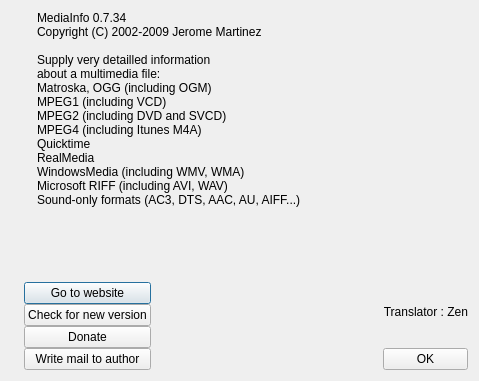
Before: the Qt Designer form Source/GUI/Qt/about.ui in MediaArea/MediaInfo, drawn with Qt 5.
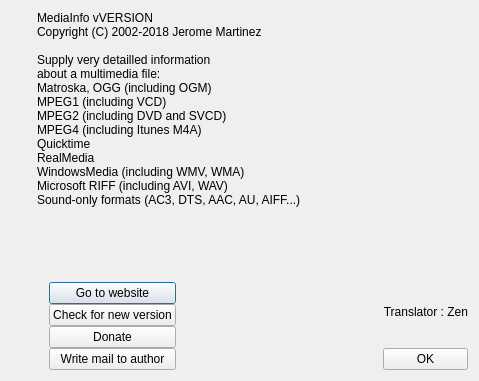
After: the same form once the commit is applied. Icons and pictures are not drawn.

What changed in the file:
```diff
--- a/Source/GUI/Qt/about.ui
+++ b/Source/GUI/Qt/about.ui
@@ -54,8 +54,8 @@
      <item>
       <widget class="QLabel" name="aboutText">
        <property name="text">
-        <string>MediaInfo 0.7.34
-Copyright (C) 2002-2009 Jerome Martinez
+        <string>MediaInfo vVERSION
+Copyright (C) 2002-2018 Jerome Martinez
 
 Supply very detailled information
 about a multimedia file:
@@ -99,14 +99,39 @@
      </property>
     </spacer>
    </item>
+   <item>
+    <spacer name="verticalSpacer_3">
+     <property name="orientation">
+      <enum>Qt::Vertical</enum>
+     </property>
+     <property name="sizeHint" stdset="0">
+      <size>
+       <width>20</width>
+       <height>40</height>
+      </size>
+     </property>
+    </spacer>
+   </item>
    <item>
     <layout class="QHBoxLayout" name="horizontalLayout_2">
      <item>
       <widget class="QLabel" name="logoMail">
+       <property name="sizePolicy">
+        <sizepolicy hsizetype="Fixed" vsizetype="Fixed">
+         <horstretch>0</horstretch>
+         <verstretch>0</verstretch>
+        </sizepolicy>
+       </property>
+       <property name="minimumSize">
+        <size>
+         <width>32</width>
+         <height>32</height>
+        </size>
+       </property>
        <property name="maximumSize">
         <size>
-         <width>64</width>
-         <height>64</height>
+         <width>32</width>
+         <height>32</height>
         </size>
        </property>
        <property name="pixmap">
```
Left out of the diff: 8 changed lines with no effect on the pictures.
